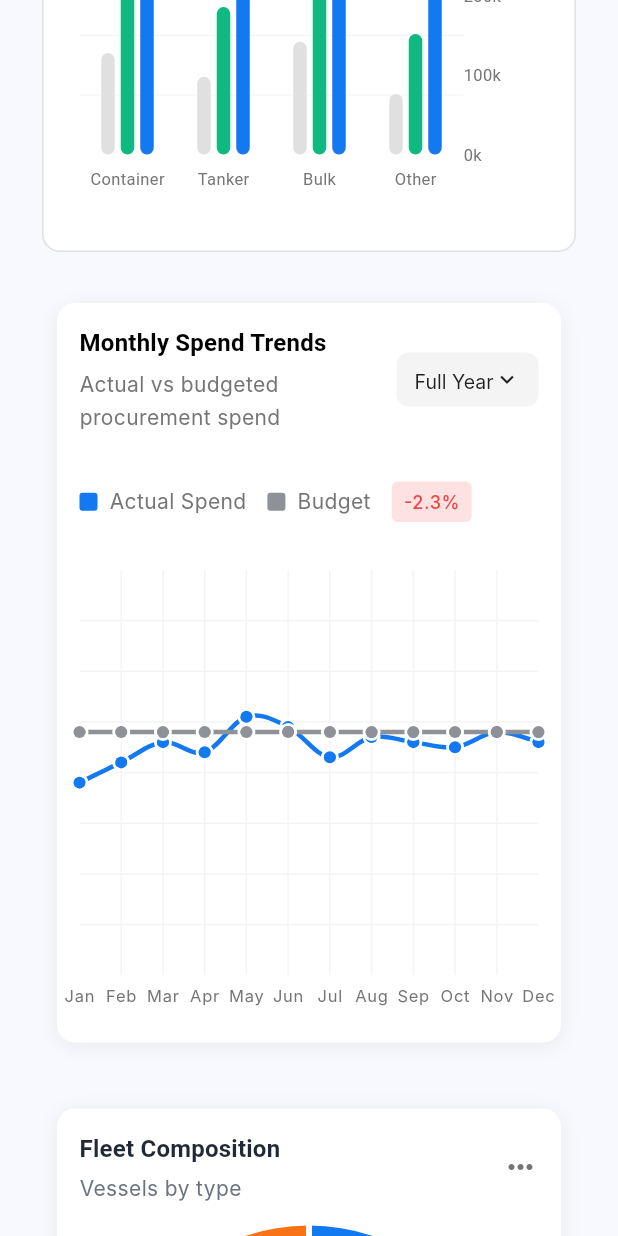
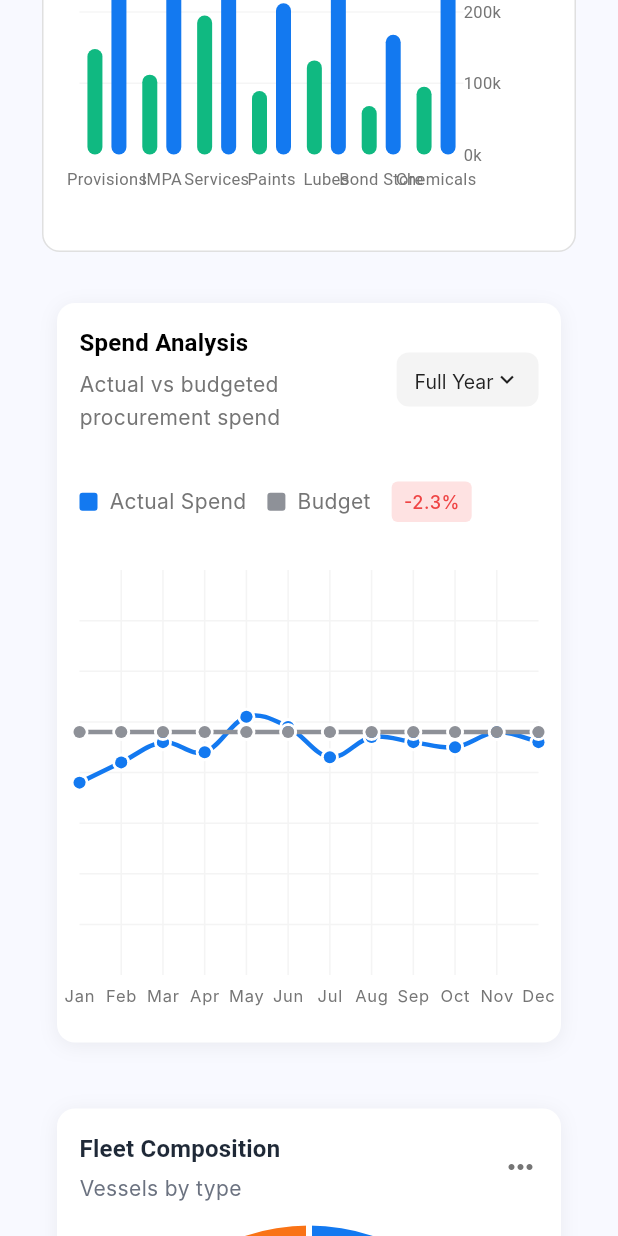
Before and after one commit to AdityaShipskart/FlutterDashboards, a Flutter app: the SMCDashboard widget shown alone on an empty page, opened directly, scrolled down 1728 dp, on a phone screen of 412 x 824 dp. Run offline on Flutter 3.47's test engine with Material 3 defaults, Android fonts, the light colour scheme and no system bars; drawn by our look-alikes of fl_chart; our stand-ins replace responsive_grid; Roboto replaces fonts that are missing (Inter); project files that could hold a hidden picture were left out.

Commit message:
half smc done

```diff
--- a/Dashboard/lib/pages/new-dashboards/smc_dashboard.dart
+++ b/Dashboard/lib/pages/new-dashboards/smc_dashboard.dart
@@ -121,7 +121,7 @@ const Map<String, dynamic> _smcProcurementBreakdown = {
 };
 
 final Map<String, dynamic> _smcSpendTrendChart = {
-  'cardTitle': 'Monthly Spend Trends',
+  'cardTitle': 'Spend Analysis',
   'cardSubtitle': 'Actual vs budgeted procurement spend',
   'thisYearLabel': 'Actual Spend',
   'lastYearLabel': 'Budget',
@@ -271,63 +271,110 @@ const Map<String, dynamic> _vesselPerformanceComparison = {
 };
 
 const Map<String, dynamic> _purchasesByCategoryBar = {
-  'cardTitle': 'Purchases by Category & Ship',
-  'cardSubtitle': 'Top 3 spending categories per vessel type',
-  'maxY': 450000.0,
+  'cardTitle': 'Budgeted vs Actual Purchases',
+  'cardSubtitle': 'Top spending categories across fleet',
+  'maxY': 500000.0,
   'minY': 0.0,
-  'yAxisInterval': 75000.0,
-  'barWidth': 9.0,
-  'barsSpace': 4.0,
+  'yAxisInterval': 100000.0,
+  'barWidth': 10.0,
+  'barsSpace': 6.0,
   'chartData': [
     {
-      'label': 'Container',
+      'label': 'Provisions',
       'values': [
-        {'value': 128000.0, 'color': 0xFFE0E0E0},
-        {'value': 245000.0, 'color': 0xFF10B981},
-        {'value': 368000.0, 'color': 0xFF1379F0},
+        {'value': 148000.0, 'color': 0xFF10B981},
+        {'value': 312000.0, 'color': 0xFF1379F0},
       ],
-      'percentile25': 128000.0,
-      'percentile50': 245000.0,
-      'percentile75': 368000.0,
+      'percentile25': 148000.0,
+      'percentile75': 312000.0,
+      'tooltip': [
+        {'label': 'Actual', 'value': '\$148K'},
+        {'label': 'Budgeted', 'value': '\$312K'},
+      ],
     },
     {
-      'label': 'Tanker',
+      'label': 'IMPA',
       'values': [
-        {'value': 98000.0, 'color': 0xFFE0E0E0},
-        {'value': 186000.0, 'color': 0xFF10B981},
-        {'value': 298000.0, 'color': 0xFF1379F0},
+        {'value': 112000.0, 'color': 0xFF10B981},
+        {'value': 265000.0, 'color': 0xFF1379F0},
       ],
-      'percentile25': 98000.0,
-      'percentile50': 186000.0,
-      'percentile75': 298000.0,
+      'percentile25': 112000.0,
+      'percentile75': 265000.0,
+      'tooltip': [
+        {'label': 'Actual', 'value': '\$112K'},
+        {'label': 'Budgeted', 'value': '\$265K'},
+      ],
     },
     {
-      'label': 'Bulk',
+      'label': 'Services',
       'values': [
-        {'value': 142000.0, 'color': 0xFFE0E0E0},
-        {'value': 268000.0, 'color': 0xFF10B981},
+        {'value': 195000.0, 'color': 0xFF10B981},
         {'value': 398000.0, 'color': 0xFF1379F0},
       ],
-      'percentile25': 142000.0,
-      'percentile50': 268000.0,
+      'percentile25': 195000.0,
       'percentile75': 398000.0,
+      'tooltip': [
+        {'label': 'Actual', 'value': '\$195K'},
+        {'label': 'Budgeted', 'value': '\$398K'},
+      ],
     },
     {
-      'label': 'Other',
+      'label': 'Paints',
       'values': [
-        {'value': 76000.0, 'color': 0xFFE0E0E0},
-        {'value': 152000.0, 'color': 0xFF10B981},
-        {'value': 228000.0, 'color': 0xFF1379F0},
+        {'value': 89000.0, 'color': 0xFF10B981},
+        {'value': 212000.0, 'color': 0xFF1379F0},
       ],
-      'percentile25': 76000.0,
-      'percentile50': 152000.0,
-      'percentile75': 228000.0,
+      'percentile25': 89000.0,
+      'percentile75': 212000.0,
+      'tooltip': [
+        {'label': 'Actual', 'value': '\$89K'},
+        {'label': 'Budgeted', 'value': '\$212K'},
+      ],
+    },
+    {
+      'label': 'Lubes',
+      'values': [
+        {'value': 132000.0, 'color': 0xFF10B981},
+        {'value': 295000.0, 'color': 0xFF1379F0},
+      ],
+      'percentile25': 132000.0,
+      'percentile75': 295000.0,
+      'tooltip': [
+        {'label': 'Actual', 'value': '\$132K'},
+        {'label': 'Budgeted', 'value': '\$295K'},
+      ],
+    },
+    {
+      'label': 'Bond Store',
+      'values': [
+        {'value': 68000.0, 'color': 0xFF10B981},
+        {'value': 168000.0, 'color': 0xFF1379F0},
+      ],
+      'percentile25': 68000.0,
+      'percentile75': 168000.0,
+      'tooltip': [
+        {'label': 'Actual', 'value': '\$68K'},
+        {'label': 'Budgeted', 'value': '\$168K'},
+      ],
+    },
+    {
+      'label': 'Chemicals',
+      'values': [
+        {'value': 95000.0, 'color': 0xFF10B981},
+        {'value': 232000.0, 'color': 0xFF1379F0},
+      ],
+      'percentile25': 95000.0,
+      'percentile75': 232000.0,
+      'tooltip': [
+        {'label': 'Actual', 'value': '\$95K'},
+        {'label': 'Budgeted', 'value': '\$232K'},
+      ],
     },
   ],
+  // Legend now perfectly matches the 3 bars in every category
   'legendData': [
-    {'label': 'Parts', 'color': '0xFFE0E0E0'},
-    {'label': 'Fuel', 'color': '0xFF10B981'},
-    {'label': 'Services', 'color': '0xFF1379F0'},
+    {'label': 'Budgeted', 'color': '0xFFE0E0E0'}, // First bar (gray)
+    {'label': 'Actual', 'color': '0xFF10B981'}, // Second bar (green)
   ],
 };
 
@@ -653,18 +700,18 @@ class SMCDashboard extends StatelessWidget {
               child: DashboardCardContainer(cards: _smcCards),
             ),
 
+            // Procurement Breakdown
+            DashboardGridCol(
+              xs: 12,
+              md: 4,
+              child: DashboardRecentData(data: _smcProcurementBreakdown),
+            ),
+
             DashboardGridCol(
               xs: 12,
               md: 6,
               lg: 4,
               child: DashboardLeadingPort(data: _smcPerformanceMetrics[3]),
-            ),
-
-            // Procurement Breakdown
-            DashboardGridCol(
-              xs: 12,
-              md: 4,
-              child: DashboardRecentData(data: _smcProcurementBreakdown),
             ),
 
             // Purchases by Category & Ship
@@ -673,6 +720,7 @@ class SMCDashboard extends StatelessWidget {
               md: 8,
               child: DashboardBarChart(data: _purchasesByCategoryBar),
             ),
+
             // Spend Trend Line Chart
             DashboardGridCol(
               xs: 12,
--- a/Dashboard/lib/widgets/dashboard_bar_chart.dart
+++ b/Dashboard/lib/widgets/dashboard_bar_chart.dart
@@ -38,6 +38,11 @@ class DashboardBarChart extends StatefulWidget {
         'percentile25': 150000.0,
         'percentile50': 250000.0,
         'percentile75': 350000.0,
+        'tooltip': [
+          {'label': '25th', 'value': '150K'},
+          {'label': '50th', 'value': '250K'},
+          {'label': '75th', 'value': '350K'},
+        ],
       },
       {
         'label': 'Feb',
@@ -49,6 +54,11 @@ class DashboardBarChart extends StatefulWidget {
         'percentile25': 180000.0,
         'percentile50': 280000.0,
         'percentile75': 380000.0,
+        'tooltip': [
+          {'label': '25th', 'value': '180K'},
+          {'label': '50th', 'value': '280K'},
+          {'label': '75th', 'value': '380K'},
+        ],
       },
       {
         'label': 'Mar',
@@ -60,6 +70,11 @@ class DashboardBarChart extends StatefulWidget {
         'percentile25': 120000.0,
         'percentile50': 220000.0,
         'percentile75': 320000.0,
+        'tooltip': [
+          {'label': '25th', 'value': '120K'},
+          {'label': '50th', 'value': '220K'},
+          {'label': '75th', 'value': '320K'},
+        ],
       },
     ],
     'legendData': [
@@ -330,7 +345,6 @@ class _DashboardBarChartState extends State<DashboardBarChart> {
                                   });
                                 },
                             touchTooltipData: BarTouchTooltipData(
-
                               getTooltipItem:
                                   (group, groupIndex, rod, rodIndex) {
                                     // Hide default tooltip
@@ -506,12 +520,46 @@ class _DashboardBarChartState extends State<DashboardBarChart> {
 
   // Build tooltip items for CustomChartTooltip widget
   // Prepares data items to display in the tooltip
+  // Now supports dynamic tooltip data from JSON
   List<TooltipDataItem> _buildTooltipItems(bool isDark) {
     if (touchedGroupIndex < 0 || touchedGroupIndex >= chartData.length) {
       return [];
     }
 
     final data = chartData[touchedGroupIndex];
+
+    // Check if dynamic tooltip data is provided in JSON
+    if (data.containsKey('tooltip') && data['tooltip'] is List) {
+      final tooltipData = data['tooltip'] as List;
+      return tooltipData.asMap().entries.map((entry) {
+        final index = entry.key;
+        final item = entry.value as Map<String, dynamic>;
+
+        // Get color from legend or values array, with fallback colors
+        Color itemColor;
+        if (legendData.isNotEmpty && index < legendData.length) {
+          itemColor = Color(int.parse(legendData[index]['color'] as String));
+        } else if (data['values'] != null &&
+            index < (data['values'] as List).length) {
+          itemColor = Color((data['values'][index]['color'] as int));
+        } else {
+          // Fallback colors
+          itemColor = index == 0
+              ? (isDark ? _grey300Dark : _grey300Light)
+              : index == 1
+              ? const Color(0xFF4CAF50)
+              : _primary;
+        }
+
+        return TooltipDataItem(
+          color: itemColor,
+          label: item['label'] as String? ?? '',
+          value: item['value'] as String? ?? '',
+        );
+      }).toList();
+    }
+
+    // Fallback to old behavior if no tooltip data in JSON
     final percentile25 = (data['percentile25'] as num).toDouble();
     final percentile50 = (data['percentile50'] as num).toDouble();
     final percentile75 = (data['percentile75'] as num).toDouble();
```
